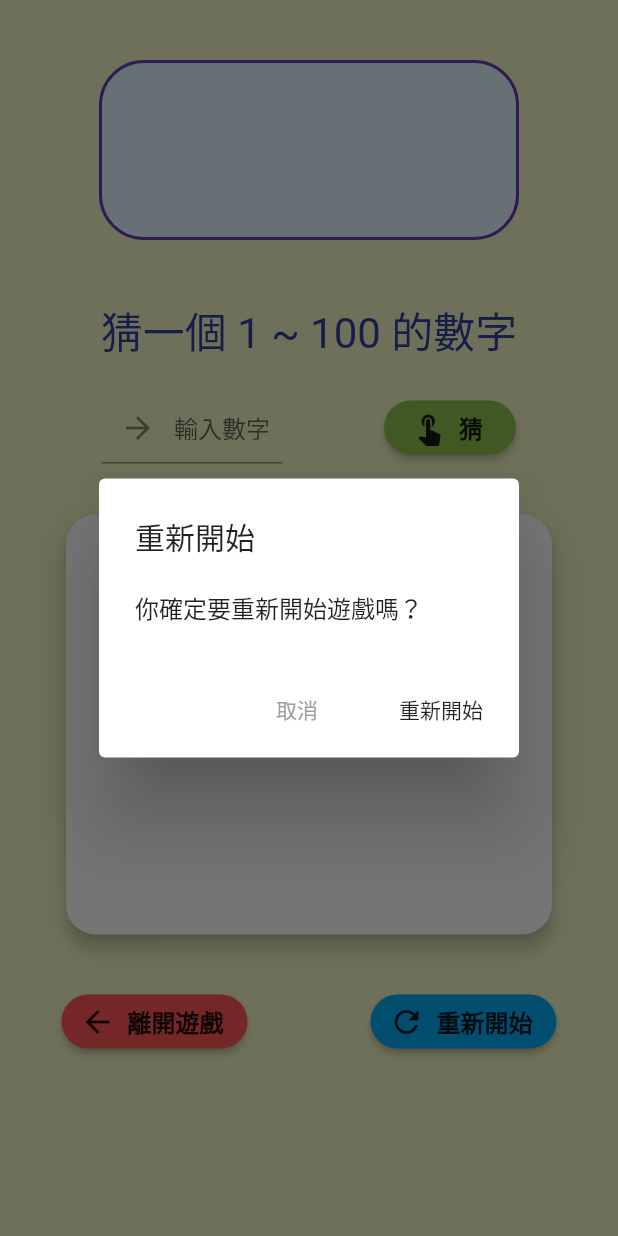
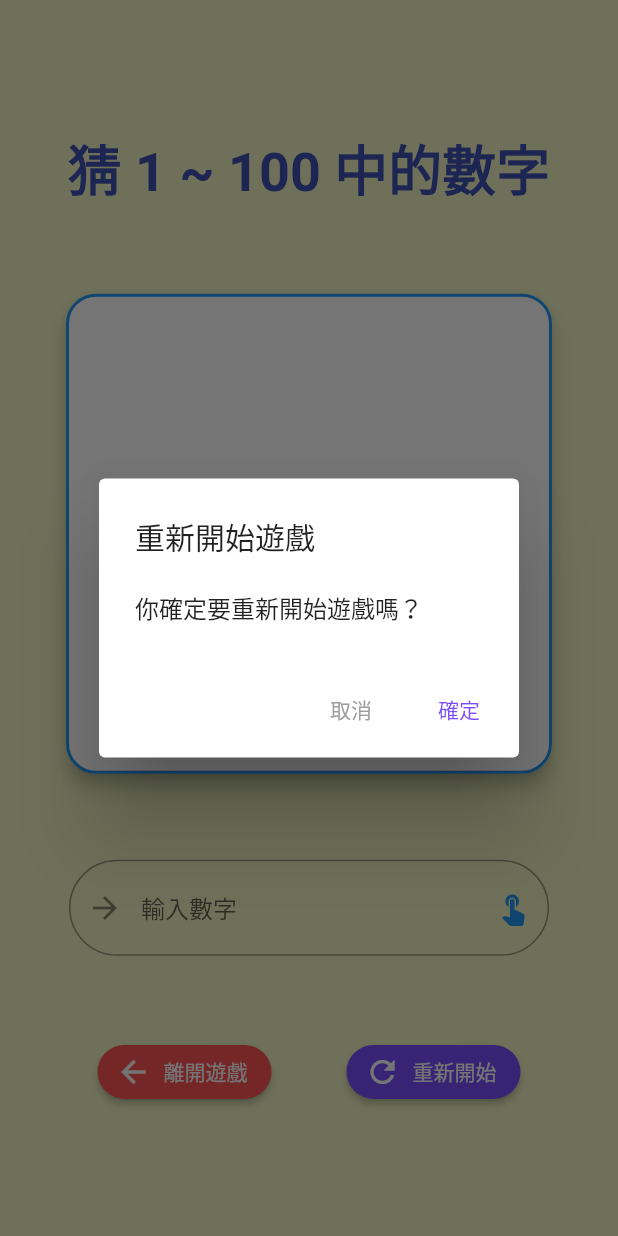
Before and after one commit to ricky9667/Flutter-Guess-Number, a Flutter app: the Game screen opened by its route, after a tap on "重新開始", on a phone screen of 412 x 824 dp. Run offline on Flutter 3.47's test engine with Material 2 defaults, Android fonts, the phone set to English and light mode, and no system bars; Roboto replaces fonts that are missing (JustFont).

Commit message:
Remake game page and change buttons to new apis

```diff
--- a/lib/pages/game_page.dart
+++ b/lib/pages/game_page.dart
@@ -11,65 +11,56 @@ class Game extends StatefulWidget {
 }
 
 class _GameState extends State<Game> {
-  List<int> numberList = []; // list of numbers the player guess
-  TextEditingController guessController =
-      new TextEditingController(); // controller for guessed number
-  bool isPlaying; // if the game is playing or stopped
-  String message = '?'; // message on the top board
-  int range = 100; // player guesses number range from 1 ~ range
-  int answer = 0;
+  TextEditingController _controller;
+  List<int> numbers;
+  Random r = Random();
+  bool isPlaying;
+  int answer;
+  int guess;
 
   @override
   void initState() {
     super.initState();
-    startGame();
+    _controller = TextEditingController();
+    numbers = [];
+    initGame();
   }
 
-  void startGame() {
-    // get random answer
-    var rand = Random();
-    answer = rand.nextInt(range) + 1;
-
-    // reset previous game data
-    numberList.clear();
-    isPlaying = true; // change game state
-    guessController.text = '';
-    message = '';
+  @override
+  void dispose() {
+    _controller.dispose();
+    super.dispose();
   }
 
-  void endGame() {
-    isPlaying = false; // change game state
-    message = '答案正確';
+  void initGame() {
+    setState(() {
+      answer = r.nextInt(100) + 1;
+      numbers.clear();
+      isPlaying = true;
+    });
+    print('answer = $answer');
   }
 
   void guessNumber() {
-    // get and process TextField data
-    String data = guessController.text.trim();
+    String data = _controller.text.trim();
     int _number;
 
     setState(() {
-      guessController.text = '';
+      _controller.text = '';
 
-      // check if data contains chars that is not a digit
-      if (!data.contains(new RegExp('^[0-9]*\$'))) {
-        message = '輸入格式不正確';
+      if (!data.contains(RegExp('^[0-9]*\$'))) {
         return;
       }
       _number = int.parse(data);
 
-      // identify guessed number and show message
-      if (_number > range || _number <= 0) {
-        message = '輸入不在範圍內';
+      if (_number > 100 || _number <= 0) {
         return;
       }
 
-      numberList.add(_number);
-      if (_number > answer)
-        message = '數字太大了';
-      else if (_number < answer)
-        message = '數字太小了';
-      else
-        endGame();
+      numbers.add(_number);
+      if (_number == answer) {
+        isPlaying = false;
+      }
     });
   }
 
@@ -78,25 +69,28 @@ class _GameState extends State<Game> {
         context: context,
         builder: (context) {
           return AlertDialog(
-            title: Text('重新開始'),
-            content: SingleChildScrollView(
-              child: Text('你確定要重新開始遊戲嗎？'),
-            ),
+            title: Text('重新開始遊戲'),
+            content: Text('你確定要重新開始遊戲嗎？'),
             actions: [
-              FlatButton(
-                child: Text('取消', style: TextStyle(color: Colors.grey)),
+              TextButton(
                 onPressed: () {
                   Navigator.pop(context);
                 },
+                child: Text(
+                  '取消',
+                  style: TextStyle(color: Colors.grey),
                 ),
-              FlatButton(
-                child: Text('重新開始'),
+              ),
+              TextButton(
                 onPressed: () {
-                  startGame();
-                  setState(() {});
+                  initGame();
                   Navigator.pop(context);
                 },
-              )
+                child: Text(
+                  '確定',
+                  style: TextStyle(color: Colors.deepPurpleAccent),
+                ),
+              ),
             ],
           );
         });
@@ -108,23 +102,27 @@ class _GameState extends State<Game> {
         builder: (context) {
           return AlertDialog(
             title: Text('離開遊戲'),
-            content: SingleChildScrollView(
-              child: Text('你確定要離開遊戲畫面嗎？'),
-            ),
+            content: Text('你確定要離開遊戲嗎？'),
             actions: [
-              FlatButton(
-                child: Text('取消', style: TextStyle(color: Colors.grey)),
+              TextButton(
                 onPressed: () {
                   Navigator.pop(context);
                 },
+                child: Text(
+                  '取消',
+                  style: TextStyle(color: Colors.grey),
                 ),
-              FlatButton(
-                child: Text('離開'),
+              ),
+              TextButton(
                 onPressed: () {
                   Navigator.pop(context);
                   Navigator.pop(context);
                 },
-              )
+                child: Text(
+                  '確定',
+                  style: TextStyle(color: Colors.redAccent),
+                ),
+              ),
             ],
           );
         });
@@ -135,171 +133,105 @@ class _GameState extends State<Game> {
     return Scaffold(
       appBar: null,
       backgroundColor: Colors.lime[100],
-      body: GestureDetector(
-        onTap: () => FocusScope.of(context).requestFocus(new FocusNode()),
-        child: SingleChildScrollView(
-          child: SafeArea(
+      body: Container(
+        padding: EdgeInsets.symmetric(horizontal: 40.0, vertical: 32.0),
         child: Center(
           child: Column(
-                mainAxisAlignment: MainAxisAlignment.start,
-                crossAxisAlignment: CrossAxisAlignment.center,
+            mainAxisAlignment: MainAxisAlignment.spaceEvenly,
             children: [
-                  SizedBox(height: 40.0),
-                  DecoratedBox(
-                    decoration: BoxDecoration(
-                      color: Colors.lightBlue[50],
-                      border: Border.all(
-                        color: Colors.deepPurple,
-                        style: BorderStyle.solid,
-                        width: 2.0,
-                      ),
-                      borderRadius: BorderRadius.circular(30.0),
-                      shape: BoxShape.rectangle,
-                    ),
-                    child: Container(
-                      width: 240.0,
-                      height: 80.0,
-                      margin: EdgeInsets.all(20.0),
-                      child: Center(
-                        child: Text(
-                          message,
+              Text(
+                '猜 1 ~ 100 中的數字',
                 style: TextStyle(
-                            color: Colors.deepPurple,
-                            fontSize: 28.0,
+                  color: Colors.indigo,
+                  fontSize: 36.0,
+                  fontWeight: FontWeight.bold,
                   fontFamily: 'JustFont',
                 ),
               ),
-                      ),
-                    ),
-                  ),
-                  SizedBox(height: 40.0),
-                  Text(
-                    '猜一個 1 ~ $range 的數字',
-                    style: TextStyle(
-                      color: Colors.indigo[700],
-                      fontSize: 28.0,
-                      fontFamily: 'JustFont',
-                    ),
-                  ),
-                  SizedBox(height: 20.0),
-                  Row(
-                    mainAxisAlignment: MainAxisAlignment.spaceEvenly,
-                    children: [
-                      Flexible(
-                        flex: 3,
-                        child: SizedBox(
-                          width: 120.0,
-                          child: TextField(
-                            enabled: isPlaying,
-                            keyboardType: TextInputType.number,
-                            controller: guessController,
-                            decoration: InputDecoration(
-                              prefixIcon: Icon(Icons.arrow_forward),
-                              hintText: '輸入數字',
-                            ),
-                          ),
-                        ),
-                      ),
-                      Flexible(
-                        flex: 2,
-                        child: RaisedButton.icon(
-                          icon: Icon(Icons.touch_app),
-                          label: Text(
-                            '猜',
-                            style: TextStyle(
-                              fontSize: 16.0,
-                              fontFamily: 'JustFont',
-                              fontWeight: FontWeight.bold,
-                            ),
-                          ),
+              Card(
                 shape: RoundedRectangleBorder(
-                            borderRadius: BorderRadius.circular(20.0),
-                          ),
-                          color: Colors.lightGreen,
-                          onPressed: isPlaying ? guessNumber : null,
-                        ),
-                      ),
-                    ],
-                  ),
-                  SizedBox(height: 20.0),
-                  Padding(
-                    padding: const EdgeInsets.symmetric(
-                        vertical: 10.0, horizontal: 40.0),
-                    child: Card(
-                      shape: RoundedRectangleBorder(
+                  side: BorderSide(color: Colors.blue, width: 2.0),
                   borderRadius: BorderRadius.circular(20.0),
                 ),
                 elevation: 5.0,
                 child: Container(
-                        height: 280.0,
-                        padding: EdgeInsets.all(8.0),
+                  height: 320.0,
                   child: ListView.builder(
-                          itemCount: numberList.length,
+                    padding: EdgeInsets.all(2.0),
+                    itemCount: numbers.length,
                     itemBuilder: (context, index) {
-                            int reversedIndex = numberList.length - index - 1;
                       return ListTile(
                         shape: RoundedRectangleBorder(
                           borderRadius: BorderRadius.circular(20.0),
                         ),
                         leading: Text(
-                                '${reversedIndex + 1}.',
+                          '${index + 1}',
                           style: TextStyle(
                             fontSize: 18.0,
+                            fontWeight: FontWeight.bold,
                           ),
                         ),
-                              title: Text(numberList[reversedIndex].toString()),
-                              trailing: numberList[reversedIndex] == answer
+                        title: Text('${numbers[index]}'),
+                        trailing: numbers[index] == answer
                             ? Icon(Icons.check, color: Colors.green)
                             : Icon(Icons.clear, color: Colors.red),
-                              onTap: () {},
+                        onTap: () {
+                          if (numbers[index] > answer) print('數字太大');
+                          if (numbers[index] < answer) print('數字太小');
+                          if (numbers[index] == answer) print('正確');
+                        },
                       );
                     },
                   ),
                 ),
               ),
+              SizedBox(
+                width: 320.0,
+                child: TextField(
+                  enabled: isPlaying,
+                  controller: _controller,
+                  keyboardType: TextInputType.number,
+                  decoration: InputDecoration(
+                    prefixIcon: Icon(Icons.arrow_forward),
+                    suffixIcon: IconButton(
+                      icon: Icon(Icons.touch_app, color: Colors.blue),
+                      onPressed: guessNumber,
                     ),
-                  SizedBox(height: 20.0),
+                    hintText: '輸入數字',
+                    border: OutlineInputBorder(
+                      borderRadius: BorderRadius.all(Radius.circular(40.0)),
+                    ),
+                  ),
+                ),
+              ),
               Row(
                 mainAxisAlignment: MainAxisAlignment.spaceAround,
-                    crossAxisAlignment: CrossAxisAlignment.center,
                 children: [
-                      RaisedButton.icon(
+                  ElevatedButton.icon(
+                    onPressed: _showLeaveDialog,
                     icon: Icon(Icons.arrow_back),
-                        label: Text(
-                          '離開遊戲',
-                          style: TextStyle(
-                            fontSize: 16.0,
-                            fontFamily: 'JustFont',
-                            fontWeight: FontWeight.bold,
-                          ),
-                        ),
-                        color: Colors.redAccent,
+                    label: Text('離開遊戲'),
+                    style: ElevatedButton.styleFrom(
+                      primary: Colors.redAccent,
                       shape: RoundedRectangleBorder(
                         borderRadius: BorderRadius.circular(20.0),
                       ),
-                        onPressed: _showLeaveDialog,
-                      ),
-                      RaisedButton.icon(
-                        icon: Icon(Icons.refresh),
-                        label: Text(
-                          '重新開始',
-                          style: TextStyle(
-                            fontSize: 16.0,
-                            fontFamily: 'JustFont',
-                            fontWeight: FontWeight.bold,
                     ),
                   ),
-                        color: Colors.lightBlue,
+                  ElevatedButton.icon(
+                    onPressed: _showRestartDialog,
+                    icon: Icon(Icons.refresh),
+                    label: Text('重新開始'),
+                    style: ElevatedButton.styleFrom(
+                      primary: Colors.deepPurpleAccent,
                       shape: RoundedRectangleBorder(
                         borderRadius: BorderRadius.circular(20.0),
                       ),
-                        onPressed: _showRestartDialog,
+                    ),
                   ),
                 ],
-                  )
+              ),
             ],
-              ),
-            ),
           ),
         ),
       ),
```
Also changed, not shown: pubspec.lock, 3 other files. Lines whose indentation alone changed are shown as unchanged.
